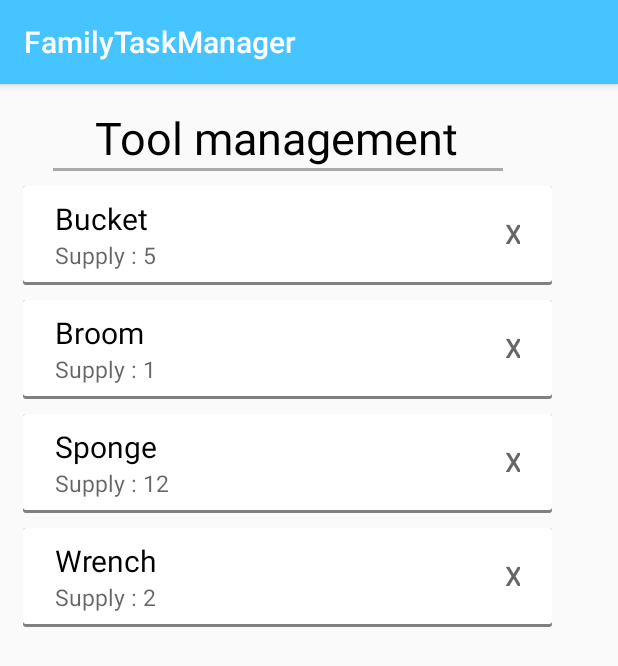
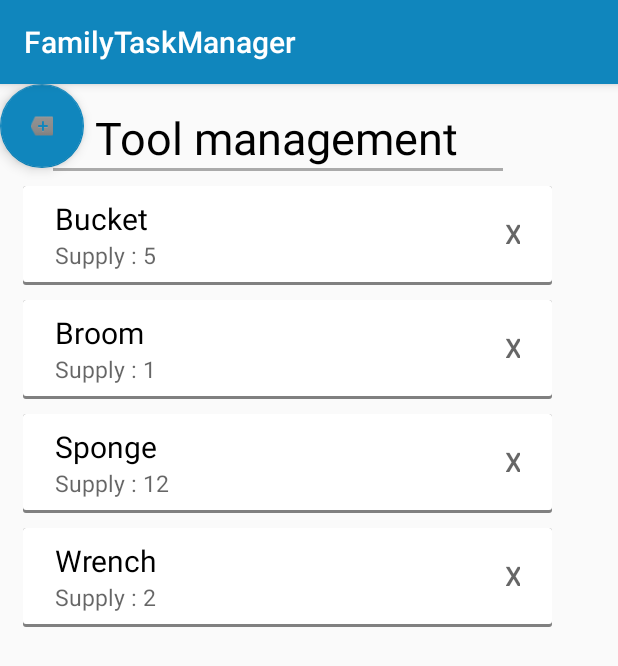
Before and after one commit to vharvey80/SEG2505_FinalProject, an Android app: the ToolActivity screen opened directly, with no data from a screen before it, on a phone screen of 412 x 824 dp. Shown: the top 666 px of the screen. Run offline under Robolectric (Android 15) with nearby library versions, the phone set to English and light mode, and no system bars.

Commit message:
Tools interface

```diff
--- a/FamilyTaskManager/app/src/main/java/familytaskmanager/microso/com/familytaskmanager/UserChangeAdapter.java
+++ b/FamilyTaskManager/app/src/main/java/familytaskmanager/microso/com/familytaskmanager/UserChangeAdapter.java
@@ -38,8 +38,9 @@ public class UserChangeAdapter extends ArrayAdapter<User> {
         View rowView = inflater.inflate(R.layout.user_change_list_item, parent, false);
 
         TextView nameView = (TextView) rowView.findViewById(R.id.userchangelistname);
-        //ImageView picView = (ImageView) rowView.findViewById(R.id.user_picture);
+        TextView ptsView = (TextView) rowView.findViewById(R.id.userchangelistpts);
         nameView.setText(selected_user.getFname());
+        ptsView.setText("Points : " + Integer.toString(selected_user.getAccumulatedPts()));
         //picView.setImageResource(selected_user.getProfilePicId());
         return rowView;
     }
--- a/FamilyTaskManager/app/src/main/res/layout/activity_tool.xml
+++ b/FamilyTaskManager/app/src/main/res/layout/activity_tool.xml
@@ -26,13 +26,14 @@
                 android:text="Tool management"
                 android:textAlignment="center"
                 android:textSize="30sp" />
+
             <View
                 android:layout_width="300dp"
                 android:layout_height="2dp"
+                android:layout_marginLeft="35dp"
                 android:background="#AAAAAA"
-                android:layout_marginLeft="35dp"
-                android:paddingTop="2dp"
-                android:paddingBottom="15dp"/>
+                android:paddingBottom="15dp"
+                android:paddingTop="2dp" />
 
             <ListView
                 android:id="@+id/list_tools"
@@ -40,11 +41,23 @@
                 android:layout_height="match_parent"
                 android:divider="@null"
                 android:dividerHeight="10dp"
+                android:paddingLeft="15dp"
+                android:paddingTop="10dp"
                 tools:layout_editor_absoluteX="8dp"
-                tools:layout_editor_absoluteY="8dp"
-                android:paddingLeft="15dp"
-                android:paddingTop="10dp"/>
+                tools:layout_editor_absoluteY="8dp" />
         </LinearLayout>
+
+        <android.support.design.widget.FloatingActionButton
+            android:id="@+id/tool_add_btn"
+            android:layout_width="match_parent"
+            android:layout_height="wrap_content"
+            android:clickable="true"
+            app:backgroundTint="@color/colorPrimaryBlue"
+            app:elevation="5dp"
+            app:fabSize="normal"
+            app:srcCompat="@android:drawable/stat_notify_more"
+            tools:layout_editor_absoluteX="312dp"
+            tools:layout_editor_absoluteY="439dp" />
 
     </RelativeLayout>
 
--- a/FamilyTaskManager/app/src/main/res/values/colors.xml
+++ b/FamilyTaskManager/app/src/main/res/values/colors.xml
@@ -4,9 +4,9 @@
     <color name="colorPrimaryDark">#303F9F</color>
     <color name="colorAccent">#FF4081</color>
 
-    <color name="colorPrimaryBlue">#45C4FF</color>
+    <color name="colorPrimaryBlue">#1086bd</color>
     <color name="colorPrimaryBlueDark">#0C7EB2</color>
-    <color name="colorOrangeComplementingBlue">#FF8B00</color>
+    <color name="colorOrangeComplementingBlue">#ffa335</color>
     <color name="colorBlack">#000000</color>
     <color name="colorWhite">#FFFFFF</color>
 </resources>
```
Also changed, not shown: FamilyTaskManager/app/src/main/java/familytaskmanager/microso/com/familytaskmanager/MainActivity.java (+4 -9 lines), FamilyTaskManager/app/src/main/java/familytaskmanager/microso/com/familytaskmanager/ToolActivity.java (+36 -0 lines), FamilyTaskManager/app/src/main/res/layout/tool_add_dialog.xml (added, +66 -0 lines), FamilyTaskManager/app/src/main/res/layout/user_change_list_item.xml (+11 -4 lines).
